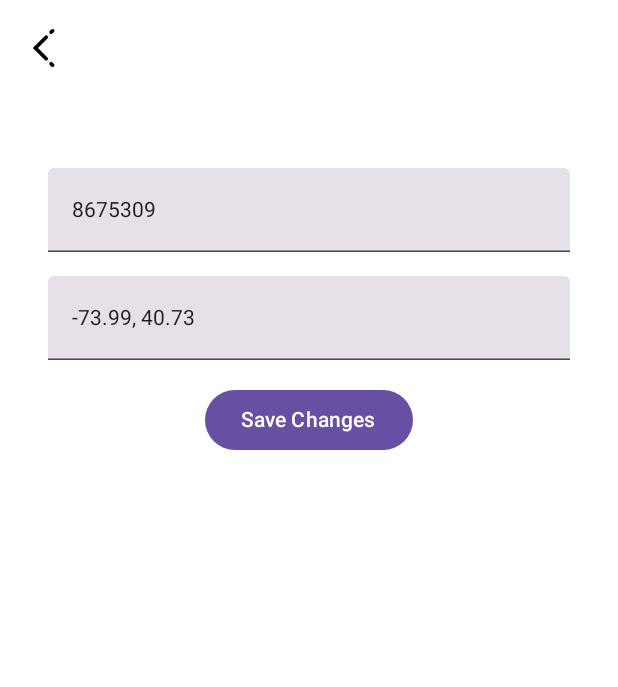
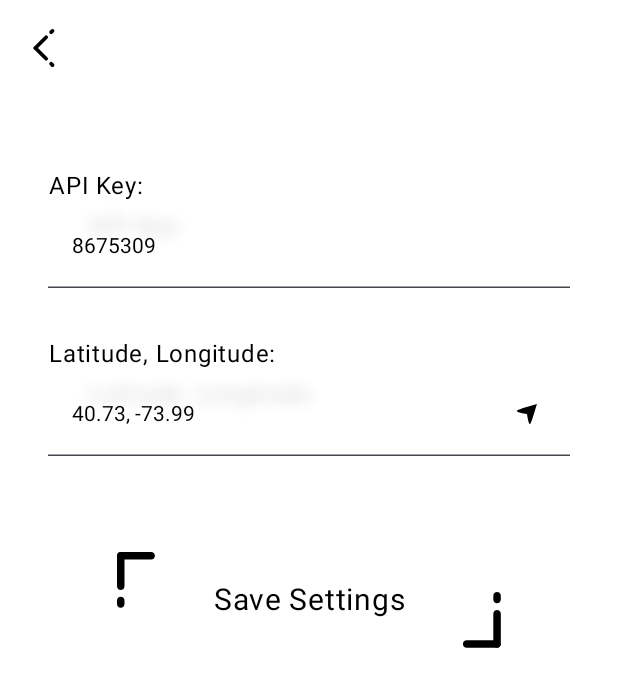
Before and after one commit to danigol/FunShine, an Android app built with Jetpack Compose: the @Preview function PreviewSettingsScreen, on a phone screen of 412 x 824 dp. Shown: the top 687 px of the screen. Run offline under Robolectric (Android 15) with nearby library versions, the phone set to English and light mode, and no system bars.

Commit message:
Settings screen styling.

```diff
--- a/app/src/main/java/com/daniellegolinsky/funshine/ui/settings/SettingsScreen.kt
+++ b/app/src/main/java/com/daniellegolinsky/funshine/ui/settings/SettingsScreen.kt
@@ -8,16 +8,21 @@ import androidx.compose.foundation.layout.fillMaxSize
 import androidx.compose.foundation.layout.fillMaxWidth
 import androidx.compose.foundation.layout.height
 import androidx.compose.foundation.layout.padding
-import androidx.compose.material3.Button
-import androidx.compose.material3.Text
+import androidx.compose.material3.Icon
 import androidx.compose.material3.TextField
 import androidx.compose.runtime.Composable
 import androidx.compose.ui.Alignment
 import androidx.compose.ui.Modifier
+import androidx.compose.ui.res.painterResource
+import androidx.compose.ui.res.stringResource
 import androidx.compose.ui.tooling.preview.Preview
 import androidx.compose.ui.unit.dp
 import com.daniellegolinsky.designsystem.components.FsIconButton
 import com.daniellegolinsky.designsystem.R
+import com.daniellegolinsky.designsystem.components.FsText
+import com.daniellegolinsky.designsystem.components.FsTextButton
+import com.daniellegolinsky.designsystem.components.FsTextField
+import com.daniellegolinsky.designsystem.font.getBodyFontStyle
 import com.daniellegolinsky.funshine.viewstates.settings.SettingsViewState
 
 @Composable
@@ -33,36 +38,52 @@ fun SettingsScreen(
             .padding(top = 16.dp)
     ) {
         // Faux heading line/appbar (I always found them a bit ugly, but a back arrow is okay?)
-        Row(
-            horizontalArrangement = Arrangement.Start,
-            modifier = Modifier.fillMaxWidth(),
-        ) {
         FsIconButton(
             buttonIcon = R.drawable.ic_arrow_left_black,
             buttonIconContentDescription = R.string.ic_settings_button_back,
             onClick = {} // TODO Basic back
         )
         // TODO Do we want to just make an app bar with the title? Or is it obvious with just 2 screens?
-        }
+        Spacer(modifier = Modifier.height(64.dp))
         // Content
-        Column(
-            horizontalAlignment = Alignment.CenterHorizontally,
-            modifier = Modifier.padding(top = 64.dp, start = 32.dp, end = 32.dp, bottom = 64.dp)
-        ) {
-            TextField( // TODO Make a custom text field so it's consistent across Android versions?
+        Column(modifier = Modifier.padding(start = 32.dp, end = 32.dp)) {
+            FsText(
+                text = "API Key: ",
+                textStyle = getBodyFontStyle(),
+                modifier = Modifier.align(alignment = Alignment.Start)
+            )
+            FsTextField(
                 value = viewState.apiKey,
                 onValueChange = {},
                 modifier = Modifier.fillMaxWidth()
             )
-            Spacer(modifier = Modifier.height(16.dp))
-            TextField(
+            Spacer(modifier = Modifier.height(32.dp))
+            FsText(
+                text = "Latitude, Longitude: ",
+                textStyle = getBodyFontStyle(),
+                modifier = Modifier.align(alignment = Alignment.Start)
+            )
+            FsTextField(
                 value = "${viewState.latitude}, ${viewState.longitude}",
                 onValueChange = {},
+                trailingIcon = @Composable {
+                    FsIconButton(
+                        buttonIcon = R.drawable.ic_button_precise_location,
+                        buttonIconContentDescription = R.string.ic_precise_location_button,
+                        modifier = Modifier.height(16.dp)
+                    ) {
+                        // TODO Onclick
+                    }
+                },
                 modifier = Modifier.fillMaxWidth()
             )
-            Spacer(modifier = Modifier.height(16.dp))
-            Button(onClick = { /*TODO*/ }) {// TODO Make FsTextButton
-                Text("Save Changes")
+            Spacer(modifier = Modifier.height(64.dp))
+            FsTextButton(
+                buttonText = R.string.button_save_settings,
+                modifier = Modifier.align(alignment = Alignment.CenterHorizontally)
+            ) {
+                // TODO Onclick
+
             }
         }
     }
@@ -74,8 +95,8 @@ fun PreviewSettingsScreen() {
     SettingsScreen(
         viewState = SettingsViewState(
             apiKey = "8675309",
-            longitude = 40.73f,
-            latitude = -73.99f,
+            latitude = 40.73f,
+            longitude = -73.99f,
         )
     )
 }
--- /dev/null
+++ b/designsystem/src/main/java/com/daniellegolinsky/designsystem/components/FsTextButton.kt
@@ -0,0 +1,77 @@
+package com.daniellegolinsky.designsystem.components
+
+import androidx.compose.material3.Text
+import androidx.compose.ui.text.style.TextAlign
+import com.daniellegolinsky.designsystem.designelements.getTextColor
+import androidx.annotation.StringRes
+import androidx.compose.foundation.layout.PaddingValues
+import androidx.compose.foundation.layout.height
+import androidx.compose.foundation.layout.padding
+import androidx.compose.material3.Button
+import androidx.compose.material3.ButtonDefaults
+import androidx.compose.material3.Icon
+import androidx.compose.runtime.Composable
+import androidx.compose.ui.Modifier
+import androidx.compose.ui.graphics.Color
+import androidx.compose.ui.graphics.RectangleShape
+import androidx.compose.ui.res.painterResource
+import androidx.compose.ui.res.stringResource
+import androidx.compose.ui.tooling.preview.Preview
+import androidx.compose.ui.unit.dp
+import com.daniellegolinsky.designsystem.R
+import com.daniellegolinsky.designsystem.designelements.getForegroundItemColor
+import com.daniellegolinsky.designsystem.font.getButtonTextStyle
+
+@Composable
+fun FsTextButton(
+    @StringRes buttonText: Int,
+    modifier: Modifier = Modifier,
+    onClick: () -> Unit,
+) {
+    Button(
+        shape = RectangleShape,
+        colors = ButtonDefaults.buttonColors(
+            containerColor = Color.Transparent,
+            disabledContainerColor = Color.Transparent,
+        ),
+        contentPadding = PaddingValues(0.dp),
+        modifier = modifier
+            .height(FsTextButtonDefaults.BUTTON_HEIGHT)
+            .padding(0.dp),
+        onClick = { onClick() }
+    ) {
+        Icon(
+            painter = painterResource(id = R.drawable.ic_button_top_left_black),
+            contentDescription = null,
+            tint = getForegroundItemColor(),
+            modifier = Modifier.padding(0.dp)
+        )
+        Text(
+            text = stringResource(id = buttonText),
+            textAlign = TextAlign.Center,
+            color = getTextColor(),
+            maxLines = 1,
+            style = getButtonTextStyle(),
+            modifier = Modifier.padding(0.dp),
+        )
+        Icon(
+            painter = painterResource(id = R.drawable.ic_button_bottom_right_black),
+            contentDescription = null,
+            tint = getForegroundItemColor(),
+            modifier = Modifier.padding(0.dp)
+        )
+    }
+}
+
+@Preview
+@Composable
+fun PreviewFsTextButton() {
+    FsTextButton(
+        buttonText = R.string.button_save_settings,
+        onClick = {}
+    )
+}
+
+object FsTextButtonDefaults {
+    val BUTTON_HEIGHT = 64.dp
+}
--- /dev/null
+++ b/designsystem/src/main/java/com/daniellegolinsky/designsystem/components/FsTextField.kt
@@ -0,0 +1,40 @@
+package com.daniellegolinsky.designsystem.components
+
+import androidx.compose.material3.TextField
+import androidx.compose.material3.TextFieldDefaults
+import androidx.compose.runtime.Composable
+import androidx.compose.ui.Modifier
+import androidx.compose.ui.graphics.Color
+import androidx.compose.ui.tooling.preview.Preview
+import com.daniellegolinsky.designsystem.designelements.getTextColor
+
+@Composable
+fun FsTextField(
+    value: String = "",
+    trailingIcon: @Composable (() -> Unit)? = null,
+    modifier: Modifier = Modifier,
+    onValueChange: () -> Unit = {},
+) {
+    TextField(
+        value = value,
+        colors = TextFieldDefaults.colors(
+            focusedTextColor = getTextColor(),
+            disabledTextColor = getTextColor(),
+            unfocusedTextColor = getTextColor(),
+            errorTextColor = Color.Red, // TODO Design system stuff!
+            focusedContainerColor = Color.Transparent,
+            disabledContainerColor = Color.Transparent,
+            errorContainerColor = Color.Transparent,
+            unfocusedContainerColor = Color.Transparent
+        ),
+        trailingIcon = trailingIcon,
+        modifier = modifier,
+        onValueChange = { onValueChange() }
+    )
+}
+
+@Preview
+@Composable
+fun PreviewFsTextField() {
+    FsTextField(value = "Oh, hey, put some text here!")
+}
--- a/designsystem/src/main/java/com/daniellegolinsky/designsystem/font/FsTextStyle.kt
+++ b/designsystem/src/main/java/com/daniellegolinsky/designsystem/font/FsTextStyle.kt
@@ -13,6 +13,8 @@ import com.daniellegolinsky.designsystem.designelements.ThemeConstants
 import com.daniellegolinsky.designsystem.designelements.getShadowAlpha
 import com.daniellegolinsky.designsystem.font.FsTextStyle.BODY_FONT_SIZE
 import com.daniellegolinsky.designsystem.font.FsTextStyle.BODY_FONT_WEIGHT
+import com.daniellegolinsky.designsystem.font.FsTextStyle.BUTTON_FONT_SIZE
+import com.daniellegolinsky.designsystem.font.FsTextStyle.BUTTON_FONT_WEIGHT
 import com.daniellegolinsky.designsystem.font.FsTextStyle.HEADING_FONT_SIZE
 import com.daniellegolinsky.designsystem.font.FsTextStyle.HEADING_FONT_WEIGHT
 
@@ -21,6 +23,8 @@ object FsTextStyle {
     const val HEADING_FONT_WEIGHT: Int = 600
     const val BODY_FONT_SIZE: Int = 16
     const val HEADING_FONT_SIZE: Int = 28
+    const val BUTTON_FONT_WEIGHT: Int = 450
+    const val BUTTON_FONT_SIZE: Int = 20
 }
 
 @Composable
@@ -54,3 +58,11 @@ fun getHeadingFontStyle(): TextStyle {
         fontSize = HEADING_FONT_SIZE.sp
     )
 }
+
+@Composable
+fun getButtonTextStyle(): TextStyle {
+    return typography.bodyLarge.copy(
+        fontWeight = FontWeight(BUTTON_FONT_WEIGHT),
+        fontSize = BUTTON_FONT_SIZE.sp
+    )
+}
--- /dev/null
+++ b/designsystem/src/main/res/drawable/ic_button_bottom_right_black.xml
@@ -0,0 +1,16 @@
+<vector xmlns:android="http://schemas.android.com/apk/res/android"
+    android:width="342dp"
+    android:height="342dp"
+    android:viewportWidth="342"
+    android:viewportHeight="342">
+  <path
+      android:fillColor="#FF000000"
+      android:pathData="M341.33,155.67c0,-7.36 -5.97,-13.33 -13.33,-13.33s-13.33,5.97 -13.33,13.33V169c0,7.36 5.97,13.33 13.33,13.33s13.33,-5.97 13.33,-13.33v-13.33ZM314.67,328c0,7.36 5.97,13.33 13.33,13.33s13.33,-5.97 13.33,-13.33V219.67c0,-7.36 -5.97,-13.33 -13.33,-13.33s-13.33,5.97 -13.33,13.33V328Z"
+      android:strokeLineJoin="round"
+      android:fillType="evenOdd"/>
+  <path
+      android:fillColor="#FF000000"
+      android:pathData="M328,341.33c7.36,0 13.33,-5.97 13.33,-13.33s-5.97,-13.33 -13.33,-13.33H219.67c-7.36,0 -13.33,5.97 -13.33,13.33s5.97,13.33 13.33,13.33H328Z"
+      android:strokeLineJoin="round"
+      android:fillType="evenOdd"/>
+</vector>
--- /dev/null
+++ b/designsystem/src/main/res/drawable/ic_button_precise_location.xml
@@ -0,0 +1,11 @@
+<vector xmlns:android="http://schemas.android.com/apk/res/android"
+    android:width="342dp"
+    android:height="342dp"
+    android:viewportWidth="342"
+    android:viewportHeight="342">
+  <path
+      android:fillColor="#FF000000"
+      android:pathData="M312.27,29.07s-70.8,259.6 -94.4,283.2c-23.6,23.6 -47.2,-141.6 -47.2,-141.6s-165.2,-23.6 -141.6,-47.2c23.6,-23.6 283.2,-94.4 283.2,-94.4Z"
+      android:strokeLineJoin="round"
+      android:fillType="evenOdd"/>
+</vector>
--- /dev/null
+++ b/designsystem/src/main/res/drawable/ic_button_top_left_black.xml
@@ -0,0 +1,16 @@
+<vector xmlns:android="http://schemas.android.com/apk/res/android"
+    android:width="342dp"
+    android:height="342dp"
+    android:viewportWidth="342"
+    android:viewportHeight="342">
+  <path
+      android:fillColor="#FF000000"
+      android:pathData="M26.67,13.33C26.67,5.97 20.69,0 13.33,0S0,5.97 0,13.33v108.33C0,129.03 5.97,135 13.33,135s13.33,-5.97 13.33,-13.33V13.33Z"
+      android:strokeLineJoin="round"
+      android:fillType="evenOdd"/>
+  <path
+      android:fillColor="#FF000000"
+      android:pathData="M13.33,0C5.97,0 0,5.97 0,13.33s5.97,13.33 13.33,13.33h108.33c7.36,0 13.33,-5.97 13.33,-13.33S129.03,0 121.67,0H13.33ZM26.67,172.33c0,-7.36 -5.97,-13.33 -13.33,-13.33S0,164.97 0,172.33v13.33C0,193.03 5.97,199 13.33,199s13.33,-5.97 13.33,-13.33v-13.33Z"
+      android:strokeLineJoin="round"
+      android:fillType="evenOdd"/>
+</vector>
--- a/designsystem/src/main/res/values/strings.xml
+++ b/designsystem/src/main/res/values/strings.xml
@@ -1,8 +1,13 @@
 <?xml version="1.0" encoding="utf-8"?>
 <resources>
+    <!-- Buttons -->
+    <string name="button_save_settings">Save Settings</string>
+    <!--  ~~ Content Descriptors ~~  -->
+    <!-- Weather icon content descriptions -->
     <string name="ic_sunny_content_description">Sunny icon</string>
-
+    <!-- Other Content Descriptions -->
     <string name="ic_refresh_button_content_description">Refresh button icon</string>
     <string name="ic_settings_button_content_description">Settings button icon</string>
     <string name="ic_settings_button_back">Back button icon</string>
+    <string name="ic_precise_location_button">Precise location arrow button</string>
 </resources>
```
Also changed, not shown: 6 other files. Lines whose indentation alone changed are shown as unchanged.
